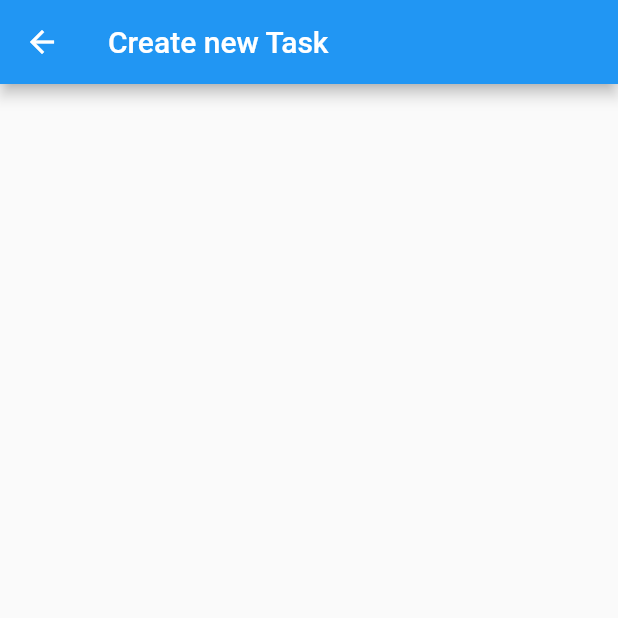
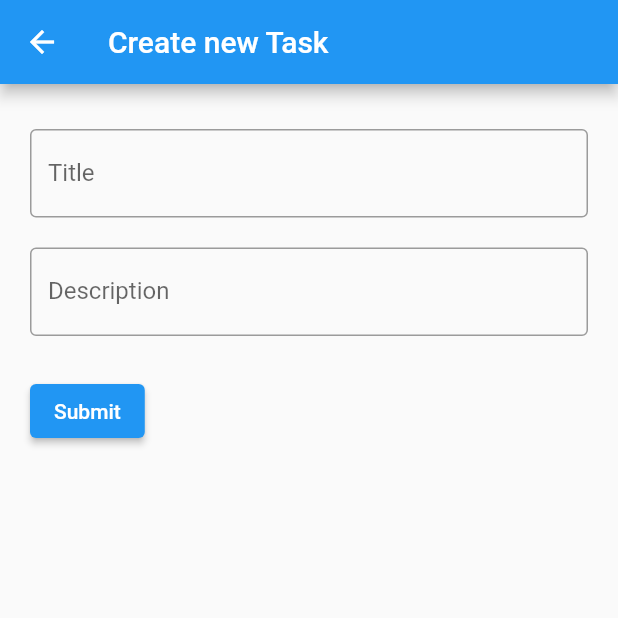
Before and after one commit to moduslabs/flutter-testing-experiment, a Flutter app: the CreateTaskView screen opened by its route, on a phone screen of 412 x 824 dp, the top half of it. Run offline on Flutter 3.47's test engine with Material 2 defaults, Android fonts, the phone set to English and light mode, and no system bars; our stand-ins replace stacked, stacked_services.

Commit message:
task form

```diff
--- a/lib/create_task_view.dart
+++ b/lib/create_task_view.dart
@@ -10,6 +10,25 @@ class CreateTaskView extends StatefulWidget {
 }
 
 class _CreateTaskViewState extends State<CreateTaskView> {
+  final _formKey = GlobalKey<FormState>();
+
+  Padding field(String text) {
+    return Padding(
+        padding: const EdgeInsets.symmetric(vertical: 10.0),
+        child: TextFormField(
+          decoration: InputDecoration(
+            border: const OutlineInputBorder(),
+            labelText: text,
+          ),
+          validator: (value) {
+            if (value == null || value.isEmpty) {
+              return 'Please enter some text';
+            }
+            return null;
+          },
+        ));
+  }
+
   @override
   Widget build(BuildContext context) {
     return ViewModelBuilder<TaskViewModel>.reactive(
@@ -18,6 +37,30 @@ class _CreateTaskViewState extends State<CreateTaskView> {
         appBar: AppBar(
           title: const Text("Create new Task"),
         ),
+        body: Form(
+            key: _formKey,
+            child: Padding(
+              padding: const EdgeInsets.symmetric(horizontal: 20, vertical: 20),
+              child: Column(
+                  crossAxisAlignment: CrossAxisAlignment.start,
+                  children: [
+                    field('Title'),
+                    field('Description'),
+                    Padding(
+                      padding: const EdgeInsets.symmetric(vertical: 16.0),
+                      child: ElevatedButton(
+                        onPressed: () {
+                          if (_formKey.currentState!.validate()) {
+                            ScaffoldMessenger.of(context).showSnackBar(
+                              const SnackBar(content: Text('Processing Data')),
+                            );
+                          }
+                        },
+                        child: const Text('Submit'),
+                      ),
+                    ),
+                  ]),
+            )),
       ),
     );
   }
--- a/lib/task_model.dart
+++ b/lib/task_model.dart
@@ -18,10 +18,11 @@ class Task {
   Task(this.title);
 
   late String title;
+  String? description;
   bool done = false;
 
   @override
   String toString() {
-    return 'Task{title: $title}';
+    return 'Task{title: $title, description: $description}';
   }
 }
```
